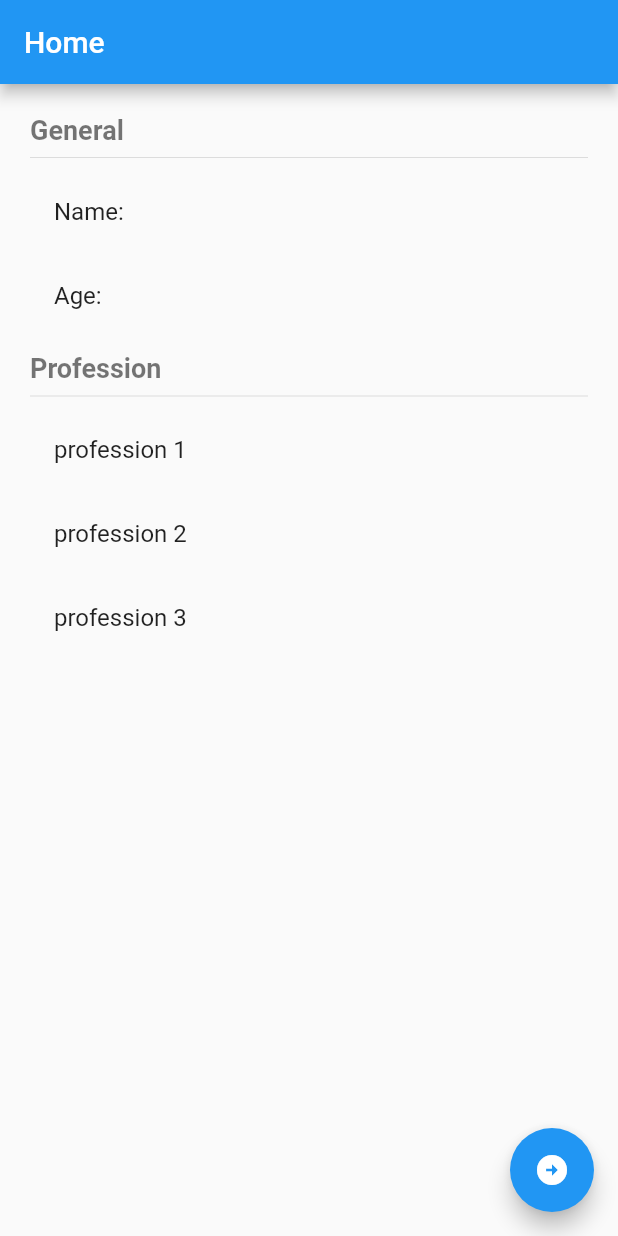
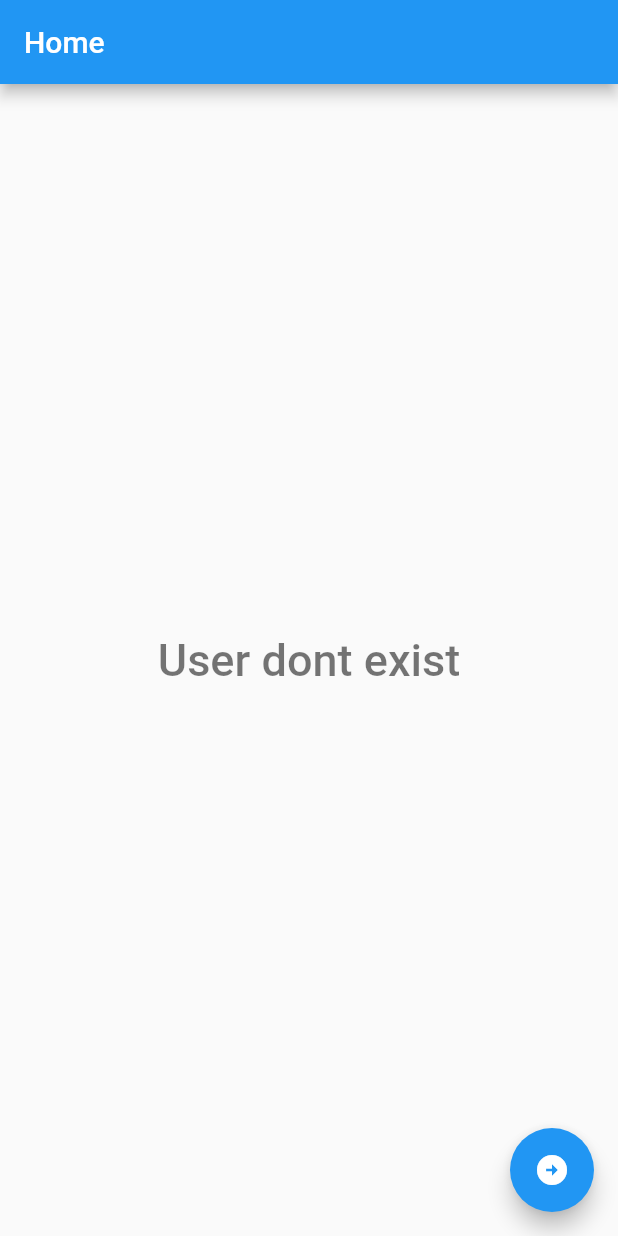
Before and after one commit to jbaptistadev/flutter-state-managers-practice, a Flutter app: the screen it shows after launch, on a phone screen of 412 x 824 dp. Run offline on Flutter 3.47's test engine with Material 2 defaults, Android fonts, the phone set to English and light mode, and no system bars; our stand-ins replace flutter_bloc.

Commit message:
cubit states was implemented

```diff
--- a/lib/main.dart
+++ b/lib/main.dart
@@ -1,4 +1,6 @@
 import 'package:flutter/material.dart';
+import 'package:flutter_bloc/flutter_bloc.dart';
+import 'package:states/src/bloc/user/user_cubit.dart';
 import 'package:states/src/screens/home.dart';
 import 'package:states/src/screens/other.dart';
 
@@ -9,7 +11,9 @@ class MyApp extends StatelessWidget {
 
   @override
   Widget build(BuildContext context) {
-    return MaterialApp(
+    return MultiBlocProvider(
+      providers: [BlocProvider(create: (_) => CubitUser())],
+      child: MaterialApp(
         debugShowCheckedModeBanner: false,
         title: 'States App',
         initialRoute: 'home',
@@ -17,6 +21,7 @@ class MyApp extends StatelessWidget {
           'home': (context) => const HomeScreen(),
           'other': (context) => const OtherScreen(),
         },
+      ),
     );
   }
 }
--- /dev/null
+++ b/lib/src/bloc/user/user_cubit.dart
@@ -0,0 +1,40 @@
+import 'package:flutter/material.dart';
+import 'package:flutter_bloc/flutter_bloc.dart';
+import 'package:states/src/models/user.dart';
+
+part 'user_state.dart';
+
+class CubitUser extends Cubit<StateUser> {
+  CubitUser() : super(InitUser());
+
+  void selectUser(User user) {
+    emit(ActiveUser(user));
+  }
+
+  void setAge(int age) {
+    final currentState = state;
+
+    if (currentState is ActiveUser) {
+      final newUser = currentState.user.copyWith(age: age);
+
+      emit(ActiveUser(newUser));
+    }
+  }
+
+  void setProfession(String professionNew) {
+    final currentState = state;
+
+    if (currentState is ActiveUser) {
+      final List<String> professionsUpdated = [
+        ...currentState.user.professions,
+      ];
+
+      professionsUpdated.add(professionNew);
+
+      final newUser =
+          currentState.user.copyWith(professions: professionsUpdated);
+
+      emit(ActiveUser(newUser));
+    }
+  }
+}
--- /dev/null
+++ b/lib/src/bloc/user/user_state.dart
@@ -0,0 +1,15 @@
+part of 'user_cubit.dart';
+
+@immutable
+abstract class StateUser {}
+
+class InitUser extends StateUser {
+  final isUserExist = false;
+}
+
+class ActiveUser extends StateUser {
+  final isUserExist = true;
+  final User user;
+
+  ActiveUser(this.user);
+}
--- a/lib/src/models/user.dart
+++ b/lib/src/models/user.dart
@@ -4,4 +4,9 @@ class User {
   List<String> professions;
 
   User({required this.name, required this.age, required this.professions});
+
+  User copyWith({String? name, int? age, List<String>? professions}) => User(
+      name: name ?? this.name,
+      age: age ?? this.age,
+      professions: professions ?? this.professions);
 }
--- a/lib/src/screens/home.dart
+++ b/lib/src/screens/home.dart
@@ -1,4 +1,7 @@
 import 'package:flutter/material.dart';
+import 'package:flutter_bloc/flutter_bloc.dart';
+import 'package:states/src/bloc/user/user_cubit.dart';
+import 'package:states/src/models/user.dart';
 
 class HomeScreen extends StatelessWidget {
   const HomeScreen({Key? key}) : super(key: key);
@@ -9,53 +12,103 @@ class HomeScreen extends StatelessWidget {
       appBar: AppBar(
         title: const Text('Home'),
       ),
-      body: Container(
+      body: _BodyScaffold(),
+      floatingActionButton: FloatingActionButton(
+          onPressed: () => Navigator.pushNamed(context, 'other'),
+          child: const Icon(Icons.arrow_circle_right)),
+    );
+  }
+}
+
+class _BodyScaffold extends StatelessWidget {
+  @override
+  Widget build(BuildContext context) {
+    return BlocBuilder<CubitUser, StateUser>(
+      builder: (_, state) {
+        // if (state is InitUser) {
+        //   return const Center(
+        //     child: Text(
+        //       'User dont exist',
+        //       style: TextStyle(
+        //           fontSize: 30,
+        //           color: Colors.black54,
+        //           fontWeight: FontWeight.w500),
+        //     ),
+        //   );
+        // } else if (state is ActiveUser) {
+        //   return _ProfileUser(state.user);
+        // } else {
+        //   return const Text('What');
+        // }
+
+        switch (state.runtimeType) {
+          case InitUser:
+            return const Center(
+              child: Text(
+                'User dont exist',
+                style: TextStyle(
+                    fontSize: 30,
+                    color: Colors.black54,
+                    fontWeight: FontWeight.w500),
+              ),
+            );
+
+          case ActiveUser:
+            return _ProfileUser((state as ActiveUser).user);
+          default:
+            return const Text('What');
+        }
+      },
+    );
+  }
+}
+
+class _ProfileUser extends StatelessWidget {
+  const _ProfileUser(this.user);
+
+  final User user;
+
+  @override
+  Widget build(BuildContext context) {
+    return Container(
       width: double.infinity,
       height: double.infinity,
       padding: const EdgeInsets.all(20),
       child: Column(
         crossAxisAlignment: CrossAxisAlignment.start,
-          children: const [
-            Text(
+        children: [
+          const Text(
             'General',
             style: TextStyle(
                 fontSize: 18,
                 fontWeight: FontWeight.w700,
                 color: Colors.black54),
           ),
-            Divider(),
+          const Divider(),
           ListTile(
-              title: Text('Name: '),
+            title: Text('Name: ${user.name}'),
           ),
           ListTile(
-              title: Text('Age: '),
+            title: Text('Age: ${user.age}'),
           ),
-            SizedBox(
+          const SizedBox(
             height: 10,
           ),
-            Text(
+          const Text(
             'Profession',
             style: TextStyle(
                 fontSize: 18,
                 fontWeight: FontWeight.w700,
                 color: Colors.black54),
           ),
-            Divider(),
-            ListTile(
-              title: Text('profession 1'),
+          const Divider(),
+          ...user.professions.map(
+            (profession) => ListTile(
+              title: Text(profession),
             ),
-            ListTile(
-              title: Text('profession 2'),
-            ),
-            ListTile(
-              title: Text('profession 3'),
-            ),
+          )
         ],
       ),
-      ),
-      floatingActionButton: FloatingActionButton(
-          onPressed: () => Navigator.pushNamed(context, 'other'),
-          child: const Icon(Icons.arrow_circle_right)),
     );
   }
 }
--- a/pubspec.yaml
+++ b/pubspec.yaml
@@ -31,10 +31,10 @@ dependencies:
   flutter:
     sdk: flutter
 
-
   # The following adds the Cupertino Icons font to your application.
   # Use with the CupertinoIcons class for iOS style icons.
   cupertino_icons: ^1.0.2
+  flutter_bloc: ^8.1.2
 
 dev_dependencies:
   flutter_test:
@@ -52,7 +52,6 @@ dev_dependencies:
 
 # The following section is specific to Flutter packages.
 flutter:
-
   # The following line ensures that the Material Icons font is
   # included with your application, so that you can use the icons in
   # the material Icons class.
```
Also changed, not shown: lib/src/screens/other.dart (+16 -3 lines), pubspec.lock. Lines whose indentation alone changed are shown as unchanged.
